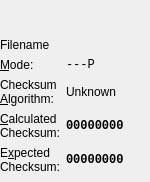
GerbilSoft/mcrecover, file src/mcrecover/ui/MemCardFileView.ui: the form before one commit.
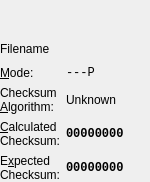
The form after the commit.

Commit message:
ui/MemCardView.ui, ui/MemCardFileView.ui: Set the size policy for some labels as MinimumExpanding.
In particular, MemCardFileView's lblChecksumAlgorithm wasn't expanding
horizontally, so "Sonic Chao Garden" always wrapped on "Garden".
With MinimumExpanding, it won't wrap if it doesn't have to.

```diff
--- a/src/mcrecover/ui/MemCardFileView.ui
+++ b/src/mcrecover/ui/MemCardFileView.ui
@@ -104,6 +104,12 @@
    </item>
    <item row="1" column="0" colspan="2">
     <widget class="QLabel" name="lblFilename">
+     <property name="sizePolicy">
+      <sizepolicy hsizetype="MinimumExpanding" vsizetype="MinimumExpanding">
+       <horstretch>0</horstretch>
+       <verstretch>0</verstretch>
+      </sizepolicy>
+     </property>
      <property name="text">
       <string notr="true">Filename</string>
      </property>
@@ -168,6 +174,12 @@
    </item>
    <item row="3" column="1">
     <widget class="QLabel" name="lblChecksumAlgorithm">
+     <property name="sizePolicy">
+      <sizepolicy hsizetype="MinimumExpanding" vsizetype="Preferred">
+       <horstretch>0</horstretch>
+       <verstretch>0</verstretch>
+      </sizepolicy>
+     </property>
      <property name="text">
       <string notr="true">Unknown</string>
      </property>
@@ -204,6 +216,12 @@
    </item>
    <item row="4" column="1">
     <widget class="QLabel" name="lblChecksumActual">
+     <property name="sizePolicy">
+      <sizepolicy hsizetype="MinimumExpanding" vsizetype="MinimumExpanding">
+       <horstretch>0</horstretch>
+       <verstretch>0</verstretch>
+      </sizepolicy>
+     </property>
      <property name="font">
       <font>
        <family>Monospace</family>
@@ -247,6 +265,12 @@
    </item>
    <item row="5" column="1">
     <widget class="QLabel" name="lblChecksumExpected">
+     <property name="sizePolicy">
+      <sizepolicy hsizetype="MinimumExpanding" vsizetype="MinimumExpanding">
+       <horstretch>0</horstretch>
+       <verstretch>0</verstretch>
+      </sizepolicy>
+     </property>
      <property name="font">
       <font>
        <family>Monospace</family>
```
The commit also changes 1 other file.
